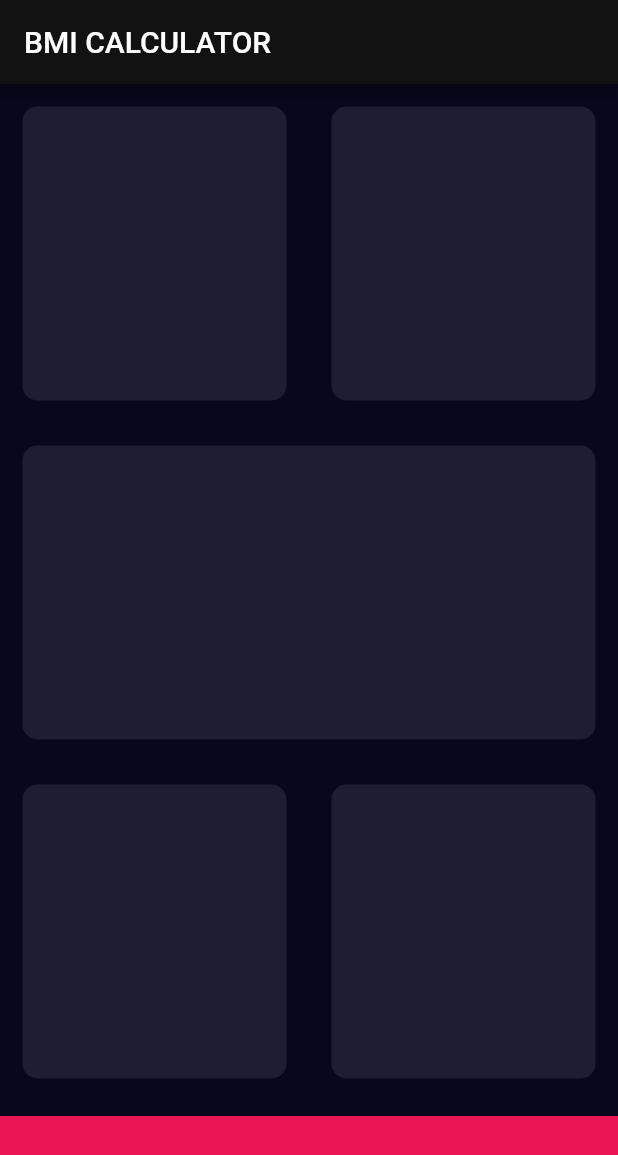
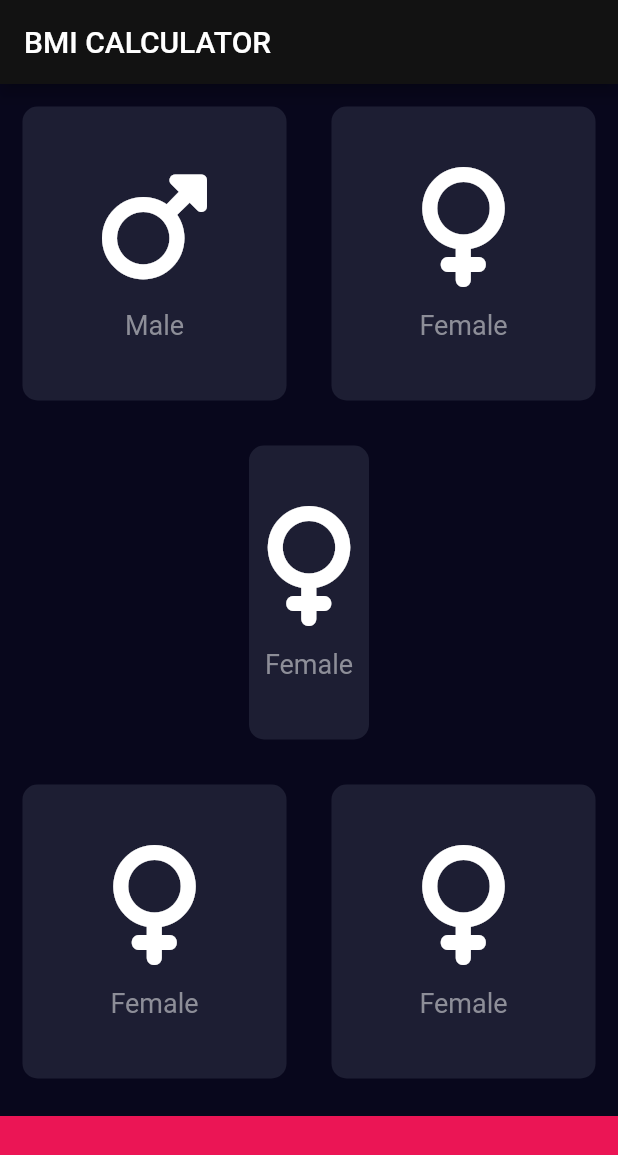
Before and after one commit to alekseigrindev/flutter-07-bmi_calculator, a Flutter app: the screen it shows after launch, on a phone screen of 412 x 824 dp. Shown: the top 1155 px of the screen. Run offline on Flutter 3.47's test engine with Material 2 defaults, Android fonts, the phone set to English and light mode, and no system bars; our stand-ins replace font_awesome_flutter.

Commit message:
need to commit more freaquitly

```diff
--- /dev/null
+++ b/lib/icon_cont.dart
@@ -0,0 +1,26 @@
+import 'package:flutter/material.dart';
+
+const labelTextStyle = TextStyle(fontSize: 18.0, color: Color(0xFF8D8E98));
+
+class IconContent extends StatelessWidget {
+
+  final IconData iconData;
+  final String title;
+
+  IconContent({required this.iconData, required this.title});
+
+  @override
+  Widget build(BuildContext context) {
+    return Column(
+      mainAxisAlignment: MainAxisAlignment.center,
+      children: <Widget>[
+        Icon(
+          iconData,
+          size: 80.0,
+        ),
+        SizedBox(height: 15.0,),
+        Text(title, style: labelTextStyle),
+      ],
+    );
+  }
+}
--- a/lib/input_page.dart
+++ b/lib/input_page.dart
@@ -1,4 +1,7 @@
+import 'package:bmi_calculator/icon_cont.dart';
+import 'package:bmi_calculator/reusable_cart.dart';
 import 'package:flutter/material.dart';
+import 'package:font_awesome_flutter/font_awesome_flutter.dart';
 
 const bottomContainerHeight = 80.0;
 const bottomContainerColor = Color(0xFFEB1555);
@@ -21,23 +24,28 @@ class _InputPageState extends State<InputPage> {
           Expanded(child: Row(
             children: <Widget>[
               Expanded(child: ReusableCard(
-                  currentColor: reusableCardColor,
+                currentColor: reusableCardColor,
+                cardChild: IconContent(iconData: FontAwesomeIcons.mars, title:'Male'),
               ),),
               Expanded(child: ReusableCard(
                 currentColor: reusableCardColor,
+                cardChild: IconContent(iconData: FontAwesomeIcons.venus, title:'Female'),
               ),),
             ],
           ),),
           Expanded(child: ReusableCard(
             currentColor: reusableCardColor,
+            cardChild: IconContent(iconData: FontAwesomeIcons.venus, title:'Female'),
           ),),
           Expanded(child: Row(
             children: <Widget>[
               Expanded(child: ReusableCard(
                 currentColor: reusableCardColor,
+                cardChild: IconContent(iconData: FontAwesomeIcons.venus, title:'Female'),
               ),),
               Expanded(child: ReusableCard(
                 currentColor: reusableCardColor,
+                cardChild: IconContent(iconData: FontAwesomeIcons.venus, title:'Female'),
               ),),
             ],
           ),),
@@ -52,21 +60,3 @@ class _InputPageState extends State<InputPage> {
     );
   }
 }
-
-class ReusableCard extends StatelessWidget {
-
-  final Color currentColor;
-
-  ReusableCard({required this.currentColor});
-
-  @override
-  Widget build(BuildContext context) {
-    return Container(
-      margin: EdgeInsets.all(15.0),
-      decoration: BoxDecoration(
-        color: currentColor,
-        borderRadius:BorderRadius.circular(10.0),
-      ),
-    );
-  }
-}
--- /dev/null
+++ b/lib/reusable_cart.dart
@@ -0,0 +1,21 @@
+import 'package:flutter/material.dart';
+
+class ReusableCard extends StatelessWidget {
+
+  final Color currentColor;
+  final Widget cardChild;
+
+  ReusableCard({required this.currentColor, required this.cardChild});
+
+  @override
+  Widget build(BuildContext context) {
+    return Container(
+      child: cardChild,
+      margin: EdgeInsets.all(15.0),
+      decoration: BoxDecoration(
+        color: currentColor,
+        borderRadius:BorderRadius.circular(10.0),
+      ),
+    );
+  }
+}
--- a/pubspec.yaml
+++ b/pubspec.yaml
@@ -36,6 +36,7 @@ dependencies:
   # The following adds the Cupertino Icons font to your application.
   # Use with the CupertinoIcons class for iOS style icons.
   cupertino_icons: ^1.0.2
+  font_awesome_flutter: ^10.3.0
 
 dev_dependencies:
   flutter_test:
```
Also changed, not shown: pubspec.lock.
